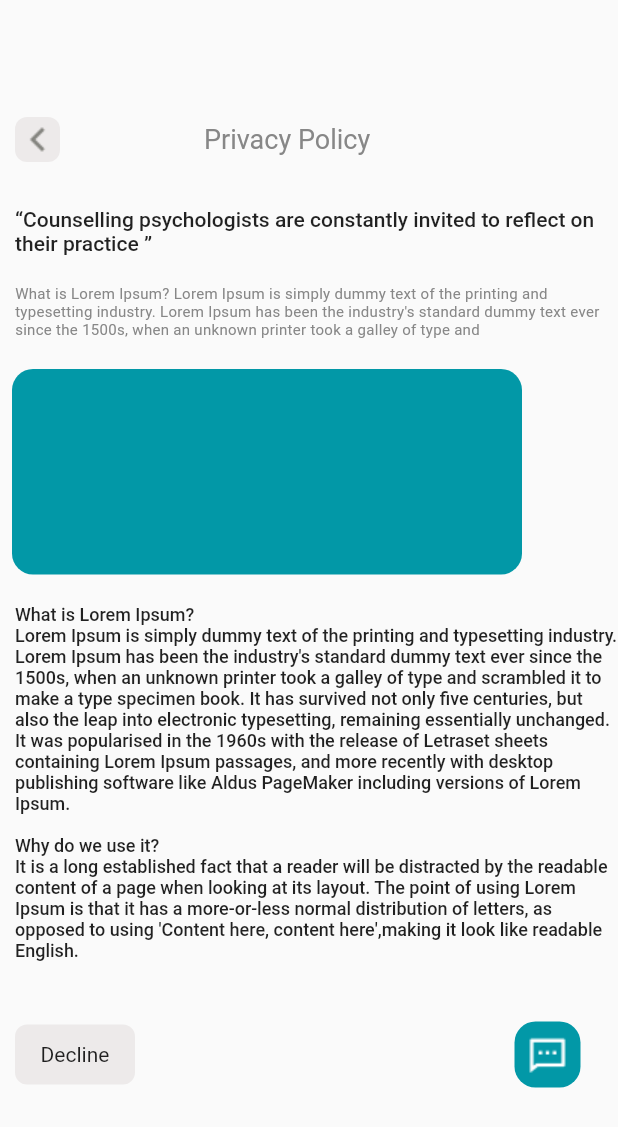
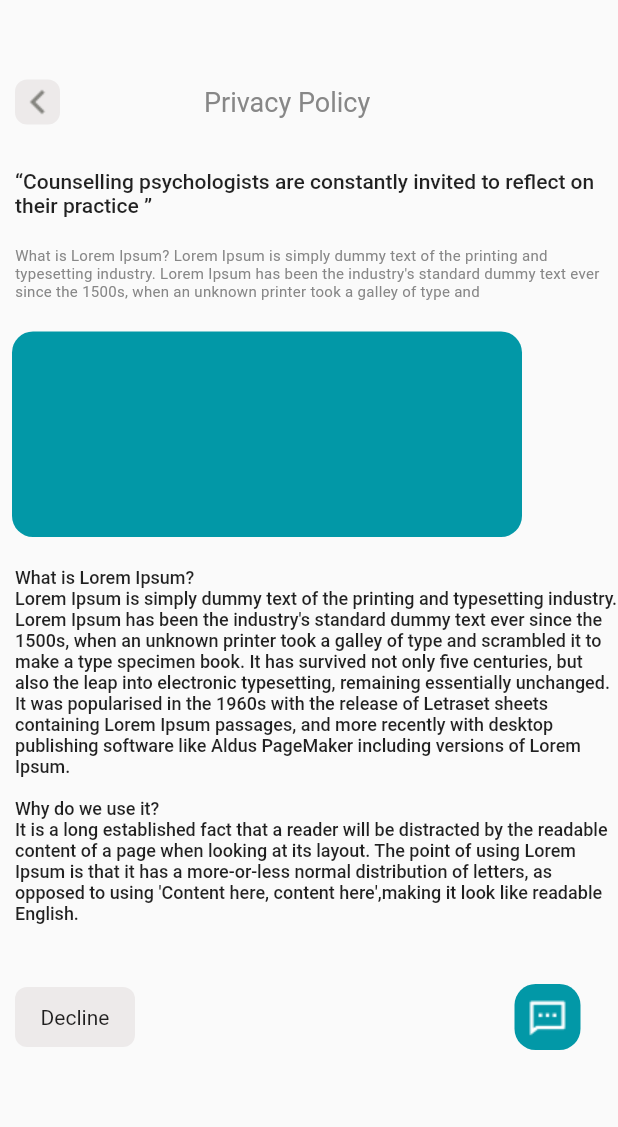
Before and after one commit to Cashkid500/mihi_app, a Flutter app: the PrivacySettingsScreen screen opened directly, on a phone screen of 412 x 824 dp. Shown: the top 1127 px of the screen. Run offline on Flutter 3.47's test engine with Material 2 defaults, Android fonts, the light colour scheme and no system bars.

Commit message:
Made some fixes for better user experiences

```diff
--- a/lib/screens/settings/privacy_settings.dart
+++ b/lib/screens/settings/privacy_settings.dart
@@ -25,7 +25,7 @@ class _PrivacySettingsScreenState extends State<PrivacySettingsScreen> {
           crossAxisAlignment: CrossAxisAlignment.start,
           children: [
             SizedBox(
-              height: 30,
+              height: 5,
             ),
             Row(
               mainAxisAlignment: MainAxisAlignment.start,
```
